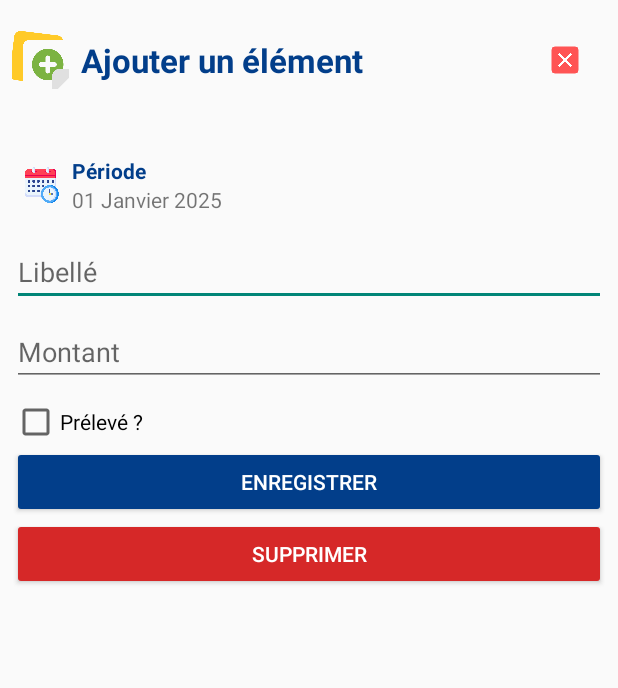
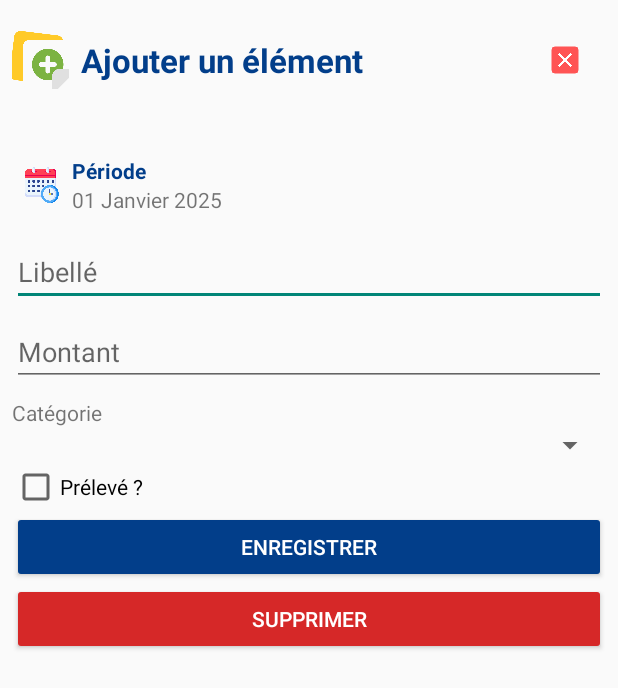
Before and after one commit to JADeveloppement/JADBudget-MVVM, an Android app: the layout popup_content_element.xml on its own in the app's theme, with its tools: preview values and no code run, on a phone screen of 412 x 824 dp. Shown: the top 688 px of the screen. Run offline under Robolectric (Android 15) with nearby library versions, the phone set to English and light mode, and no system bars.

Commit message:
- Display category layout when creating/editing in ElementAdapter

```diff
--- a/app/src/main/java/fr/jadeveloppement/budgetsjad/ui/model/modelincome/ModeleIncomesFragment.java
+++ b/app/src/main/java/fr/jadeveloppement/budgetsjad/ui/model/modelincome/ModeleIncomesFragment.java
@@ -79,6 +79,7 @@ public class ModeleIncomesFragment extends Fragment {
             popupElementContent.getPopupContentElementBtnDelete().setVisibility(View.GONE);
             popupElementContent.getPopupContentElementPeriodLayout().setVisibility(View.GONE);
             popupElementContent.getPopupContentElementTitle().setText("Ajouter un modèle de revenu");
+            popupElementContent.getPopupContentElementCategoryLayout().setVisibility(View.GONE);
 
             popupContainer.addContent(popupElementContent.getLayout());
 
--- a/app/src/main/java/fr/jadeveloppement/budgetsjad/ui/model/modelinvoice/ModeleInvoicesFragment.java
+++ b/app/src/main/java/fr/jadeveloppement/budgetsjad/ui/model/modelinvoice/ModeleInvoicesFragment.java
@@ -77,6 +77,7 @@ public class ModeleInvoicesFragment extends Fragment {
             popupElementContent.getPopupContentElementBtnDelete().setVisibility(View.GONE);
             popupElementContent.getPopupContentElementPeriodLayout().setVisibility(View.GONE);
             popupElementContent.getPopupContentElementTitle().setText("Ajouter un modèle de revenu");
+            popupElementContent.getPopupContentElementCategoryLayout().setVisibility(View.GONE);
 
             popupContainer.addContent(popupElementContent.getLayout());
 
--- a/app/src/main/res/layout/popup_content_element.xml
+++ b/app/src/main/res/layout/popup_content_element.xml
@@ -109,6 +109,26 @@
         android:inputType="numberSigned|numberDecimal"
         android:singleLine="true"/>
 
+    <LinearLayout
+        android:id="@+id/popupContentElementCategoryLayout"
+        android:layout_width="match_parent"
+        android:layout_height="wrap_content"
+        android:orientation="vertical"
+        android:gravity="center_vertical">
+
+        <TextView
+            android:layout_width="wrap_content"
+            android:layout_height="wrap_content"
+            android:text="@string/category"/>
+
+        <Spinner
+            android:id="@+id/popupContentElementCategorySpinner"
+            android:layout_width="match_parent"
+            android:layout_height="wrap_content"
+            android:padding="@dimen/paddingM"/>
+
+    </LinearLayout>
+
     <CheckBox
         android:id="@+id/popupContentElementIsPaid"
         android:layout_width="wrap_content"
--- a/app/src/main/res/values/strings.xml
+++ b/app/src/main/res/values/strings.xml
@@ -46,5 +46,6 @@
     <string name="add">Ajouter</string>
     <string name="add_category">Ajouter une catégorie</string>
     <string name="list_of_categories">Liste des catégories</string>
+    <string name="category">Catégorie</string>
 
 </resources>
```
Also changed, not shown: app/src/main/java/fr/jadeveloppement/budgetsjad/components/adapters/ElementAdapter.java (+5 -7 lines), app/src/main/java/fr/jadeveloppement/budgetsjad/components/popups/PopupElementContent.java (+23 -1 lines), app/src/main/java/fr/jadeveloppement/budgetsjad/functions/Functions.java (+10 -9 lines).
